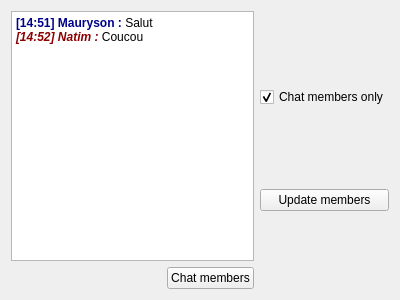
The window that interface/ui_message.ui (olga-casian/E-learning) describes before a commit, drawn with Qt 5.
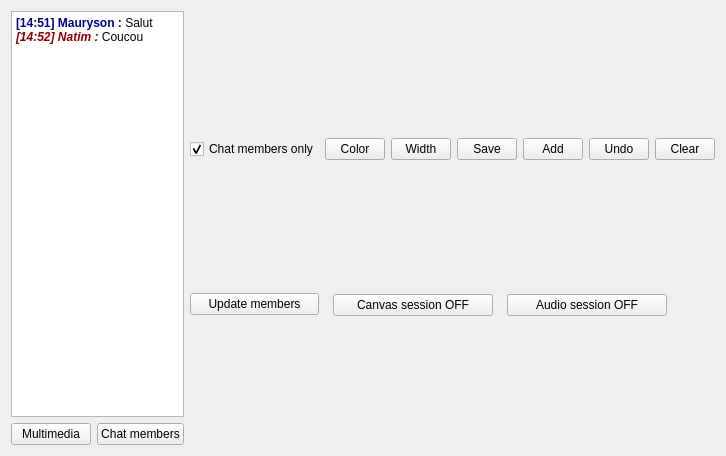
The same window after the commit. Icons and pictures are not drawn.

Patch:
```diff
--- a/interface/ui_message.ui
+++ b/interface/ui_message.ui
@@ -6,8 +6,8 @@
    <rect>
     <x>0</x>
     <y>0</y>
-    <width>400</width>
-    <height>300</height>
+    <width>726</width>
+    <height>456</height>
    </rect>
   </property>
   <property name="minimumSize">
@@ -23,7 +23,7 @@
    <iconset resource="resource/res.qrc">
     <normaloff>:/icons/icons/logotype.png</normaloff>:/icons/icons/logotype.png</iconset>
   </property>
-  <layout class="QHBoxLayout" name="horizontalLayout">
+  <layout class="QHBoxLayout" name="horizontalLayout_2">
    <item>
     <layout class="QVBoxLayout" name="vlt_message_widget">
      <item>
@@ -54,14 +54,27 @@
          <property name="orientation">
           <enum>Qt::Horizontal</enum>
          </property>
+         <property name="sizeType">
+          <enum>QSizePolicy::Expanding</enum>
+         </property>
          <property name="sizeHint" stdset="0">
           <size>
-           <width>40</width>
+           <width>60</width>
            <height>20</height>
           </size>
          </property>
         </spacer>
        </item>
+       <item>
+        <widget class="QPushButton" name="btn_multimedia">
+         <property name="text">
+          <string>Multimedia</string>
+         </property>
+         <property name="checkable">
+          <bool>true</bool>
+         </property>
+        </widget>
+       </item>
        <item>
         <widget class="QPushButton" name="btn_members">
          <property name="text">
@@ -103,6 +116,182 @@
      </item>
     </layout>
    </item>
+   <item>
+    <layout class="QVBoxLayout" name="vlt_top">
+     <item>
+      <layout class="QHBoxLayout" name="horizontalLayout">
+       <item>
+        <widget class="QPushButton" name="btn_color">
+         <property name="text">
+          <string>Color</string>
+         </property>
+         <property name="icon">
+          <iconset resource="resource/res.qrc">
+           <normaloff>:/icons/icons/canvas/color.png</normaloff>:/icons/icons/canvas/color.png</iconset>
+         </property>
+        </widget>
+       </item>
+       <item>
+        <widget class="QPushButton" name="btn_width">
+         <property name="text">
+          <string>Width</string>
+         </property>
+         <property name="icon">
+          <iconset resource="resource/res.qrc">
+           <normaloff>:/icons/icons/canvas/width.png</normaloff>:/icons/icons/canvas/width.png</iconset>
+         </property>
+        </widget>
+       </item>
+       <item>
+        <widget class="QPushButton" name="btn_save">
+         <property name="text">
+          <string>Save</string>
+         </property>
+         <property name="icon">
+          <iconset resource="resource/res.qrc">
+           <normaloff>:/icons/icons/canvas/add.png</normaloff>:/icons/icons/canvas/add.png</iconset>
+         </property>
+        </widget>
+       </item>
+       <item>
+        <widget class="QPushButton" name="btn_add">
+         <property name="text">
+          <string>Add</string>
+         </property>
+         <property name="icon">
+          <iconset resource="resource/res.qrc">
+           <normaloff>:/icons/icons/canvas/add.png</normaloff>:/icons/icons/canvas/add.png</iconset>
+         </property>
+        </widget>
+       </item>
+       <item>
+        <widget class="QPushButton" name="btn_undo">
+         <property name="text">
+          <string>Undo</string>
+         </property>
+         <property name="icon">
+          <iconset resource="resource/res.qrc">
+           <normaloff>:/icons/icons/canvas/undo.png</normaloff>:/icons/icons/canvas/undo.png</iconset>
+         </property>
+        </widget>
+       </item>
+       <item>
+        <widget class="QPushButton" name="btn_clear">
+         <property name="text">
+          <string>Clear</string>
+         </property>
+         <property name="icon">
+          <iconset resource="resource/res.qrc">
+           <normaloff>:/icons/icons/canvas/clear.png</normaloff>:/icons/icons/canvas/clear.png</iconset>
+         </property>
+        </widget>
+       </item>
+      </layout>
+     </item>
+     <item>
+      <layout class="QHBoxLayout" name="hlt_audio_save">
+       <item>
+        <widget class="QPushButton" name="btn_canvas_session">
+         <property name="minimumSize">
+          <size>
+           <width>160</width>
+           <height>0</height>
+          </size>
+         </property>
+         <property name="maximumSize">
+          <size>
+           <width>160</width>
+           <height>16777215</height>
+          </size>
+         </property>
+         <property name="toolTip">
+          <string>Turn on/off canvas session</string>
+         </property>
+         <property name="text">
+          <string>Canvas session OFF</string>
+         </property>
+         <property name="checkable">
+          <bool>true</bool>
+         </property>
+         <property name="checked">
+          <bool>false</bool>
+         </property>
+         <property name="autoDefault">
+          <bool>false</bool>
+         </property>
+         <property name="default">
+          <bool>false</bool>
+         </property>
+         <property name="flat">
+          <bool>false</bool>
+         </property>
+        </widget>
+       </item>
+       <item>
+        <widget class="QPushButton" name="btn_audio_session">
+         <property name="minimumSize">
+          <size>
+           <width>160</width>
+           <height>0</height>
+          </size>
+         </property>
+         <property name="maximumSize">
+          <size>
+           <width>160</width>
+           <height>16777215</height>
+          </size>
+         </property>
+         <property name="toolTip">
+          <string>Turn on/off audio session</string>
+         </property>
+         <property name="text">
+          <string>Audio session OFF</string>
+         </property>
+         <property name="checkable">
+          <bool>true</bool>
+         </property>
+        </widget>
+       </item>
+       <item>
+        <widget class="QPushButton" name="btn_mute">
+         <property name="maximumSize">
+          <size>
+           <width>25</width>
+           <height>25</height>
+          </size>
+         </property>
+         <property name="toolTip">
+          <string>Mute   Shift+M</string>
+         </property>
+         <property name="text">
+          <string/>
+         </property>
+         <property name="icon">
+          <iconset resource="resource/res.qrc">
+           <normaloff>:/icons/icons/canvas/audio_on.png</normaloff>
+           <normalon>:/icons/icons/canvas/audio_off.png</normalon>:/icons/icons/canvas/audio_on.png</iconset>
+         </property>
+         <property name="iconSize">
+          <size>
+           <width>25</width>
+           <height>25</height>
+          </size>
+         </property>
+         <property name="shortcut">
+          <string>Shift+M</string>
+         </property>
+         <property name="checkable">
+          <bool>true</bool>
+         </property>
+         <property name="flat">
+          <bool>true</bool>
+         </property>
+        </widget>
+       </item>
+      </layout>
+     </item>
+    </layout>
+   </item>
   </layout>
  </widget>
  <resources>
```
Left out of the diff: 7 changed lines with no effect on the pictures.
